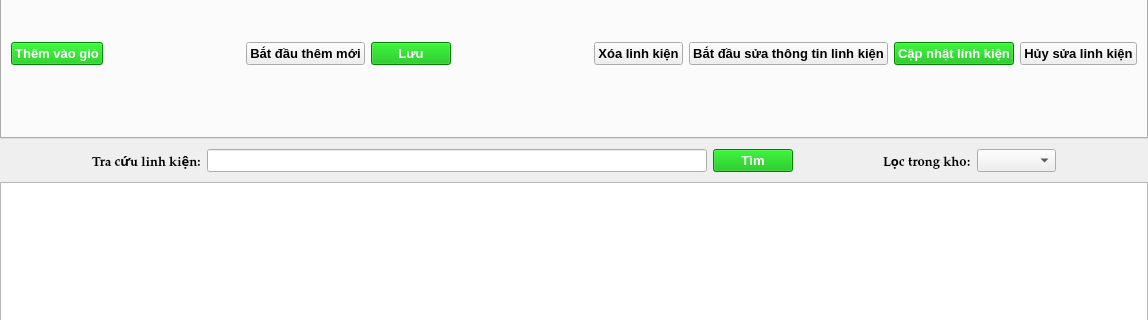
ngockhang2017/NhapXuatKho_CNDT, file NhapXuatKho_CNDT/mainwindow.ui: the form before one commit; both pictures show x 0 to 1148 and y 262 to 582 of the 1148 by 767 pixel window.
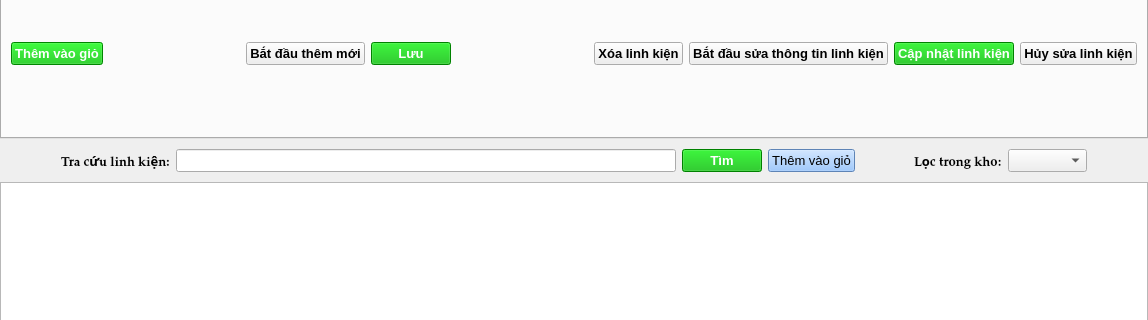
The form after the commit. The open tabs and pages were chosen to show the change. Icons and pictures are not drawn.

Diff of the .ui file:
```diff
--- a/NhapXuatKho_CNDT/mainwindow.ui
+++ b/NhapXuatKho_CNDT/mainwindow.ui
@@ -1054,6 +1054,22 @@
                </property>
               </widget>
              </item>
+             <item>
+              <widget class="QPushButton" name="pushButton_ThemTrucTiep">
+               <property name="font">
+                <font>
+                 <pointsize>10</pointsize>
+                </font>
+               </property>
+               <property name="styleSheet">
+                <string notr="true">color: rgb(0, 0, 0);
+background-color: rgb(131, 185, 255);</string>
+               </property>
+               <property name="text">
+                <string>Thêm vào giỏ</string>
+               </property>
+              </widget>
+             </item>
              <item>
               <spacer name="horizontalSpacer_2">
                <property name="orientation">
```
Left out of the diff: 2 changed lines with no effect on the pictures.
